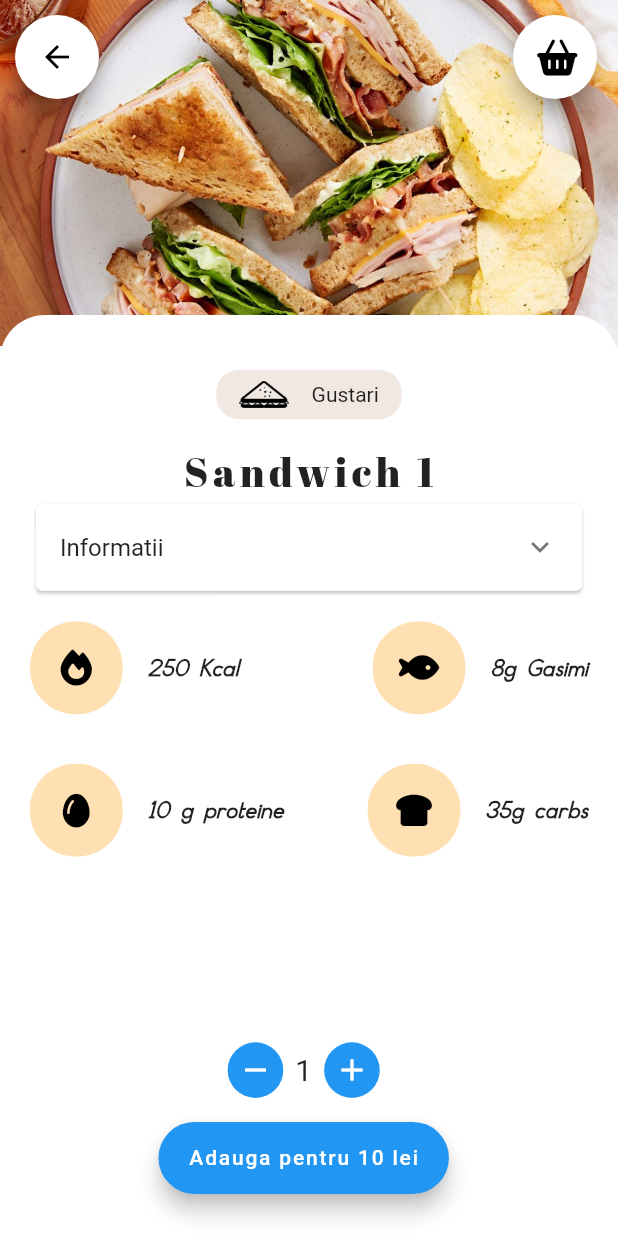
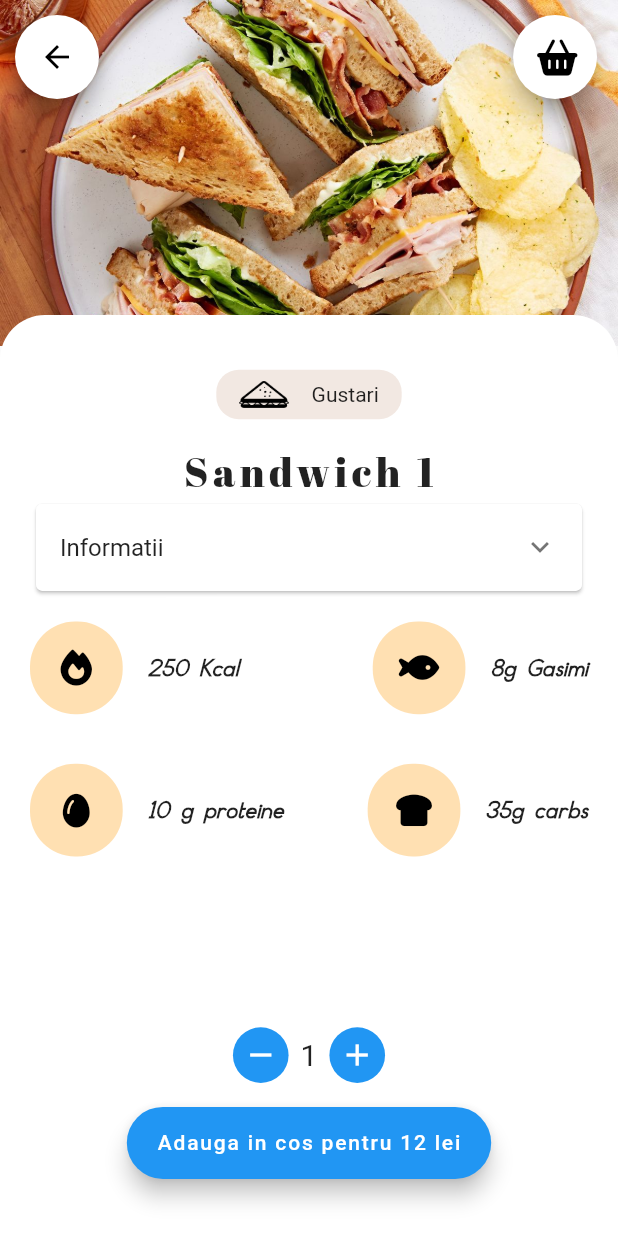
Before and after one commit to mobileapp234/Atestat, a Flutter app: the FoodPage screen opened directly, on a phone screen of 412 x 824 dp. Run offline on Flutter 3.47's test engine with Material 2 defaults, Android fonts, the phone set to English and light mode, and no system bars; drawn by our look-alikes of auto_size_text; our stand-ins replace cloud_firestore, firebase_auth, firebase_core, firebase_database, font_awesome_flutter, google_fonts and 6 more; missing offline and left inert: dart:ffi; accounts and stored records are empty.

Commit message:
add the price for foods

```diff
--- a/lib/Widgets/food_page.dart
+++ b/lib/Widgets/food_page.dart
@@ -60,9 +60,15 @@
   // ignore: non_constant_identifier_names
   int nr_food = 1;
   @override
+  void initState() {
+    super.initState();
+    nr_food = 1;
+  }
+
+  @override
   Widget build(BuildContext context) {
     return Scaffold(
-        body: Stack(children: [
+        body: Stack(alignment: Alignment.center, children: [
       Positioned(
           child: ListView(
 
@@ -555,12 +561,12 @@
           ])),
       Positioned(
           top: MediaQuery.of(context).size.height * 0.83,
-          left: MediaQuery.of(context).size.width * 0.22,
+          // left: MediaQuery.of(context).size.width * 0.22,
           child: Column(
             children: [
-              Padding(
-                padding: const EdgeInsets.only(top: 10),
-                child: Row(
+              // Padding(
+              //   padding: const EdgeInsets.only(top: 10),
+              Row(
                 mainAxisAlignment: MainAxisAlignment.center,
                 children: [
                   GestureDetector(
@@ -612,7 +618,7 @@
                   ),
                 ],
               ),
-              ),
+
               Padding(
                 padding: const EdgeInsets.all(15),
                 child: FloatingActionButton.extended(
@@ -633,7 +639,19 @@
                     }
                   },
                   heroTag: "2",
-                  label: Text("Adauga pentru ${product_price * nr_food} lei"),
+                  label: ind.course_index == 0
+                      ? Text(
+                          "Adauga in cos pentru ${price[ind.food] * nr_food} lei")
+                      : ind.course_index == 1
+                          ? Text(
+                              "Adauga in cos pentru ${price1[ind.food] * nr_food} lei")
+                          : ind.course_index == 2
+                              ? Text(
+                                  "Adauga in cos pentru ${price2[ind.food] * nr_food} lei")
+                              : ind.course_index == 3
+                                  ? Text(
+                                      "Adauga in cos pentru ${price3[ind.food] * nr_food} lei")
+                                  : Text(''),
                   //icon: const Icon(Icons.arrow_upward),
                 ),
               ),
```
Lines whose indentation alone changed are shown as unchanged.
